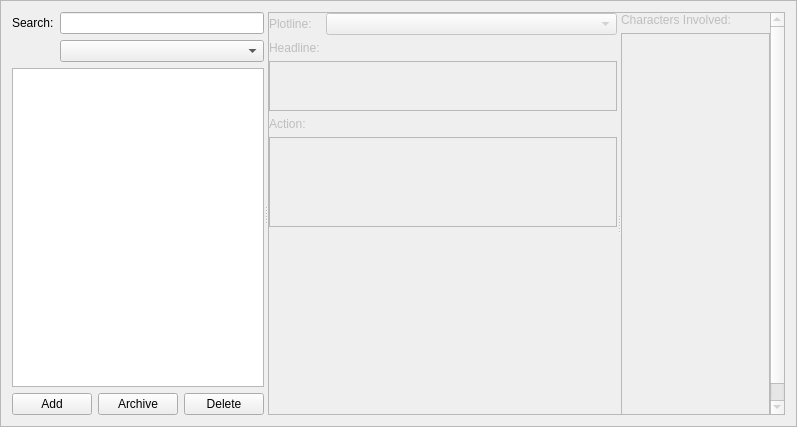
First picture: the form in src/app/sceneframe.ui, repository src-r-r/plotline, before the edit.
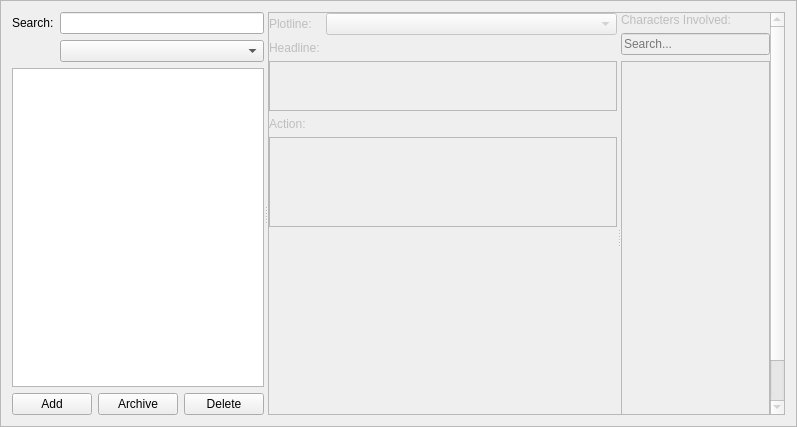
Second picture: the form after the edit.

```diff
--- a/src/app/sceneframe.ui
+++ b/src/app/sceneframe.ui
@@ -167,8 +167,8 @@
         <rect>
          <x>0</x>
          <y>0</y>
-         <width>416</width>
-         <height>423</height>
+         <width>456</width>
+         <height>454</height>
         </rect>
        </property>
        <layout class="QVBoxLayout" name="verticalLayout_3">
@@ -192,7 +192,7 @@
           <property name="orientation">
            <enum>Qt::Horizontal</enum>
           </property>
-          <widget class="QWidget" name="">
+          <widget class="QWidget" name="layoutWidget">
            <layout class="QFormLayout" name="formLayout">
             <item row="0" column="0">
              <widget class="QLabel" name="label">
@@ -258,7 +258,7 @@
             </item>
            </layout>
           </widget>
-          <widget class="QWidget" name="">
+          <widget class="QWidget" name="layoutWidget">
            <layout class="QVBoxLayout" name="verticalLayout_2">
             <item>
              <widget class="QLabel" name="label_13">
@@ -267,10 +267,20 @@
               </property>
              </widget>
             </item>
+            <item>
+             <widget class="QLineEdit" name="characterSearch">
+              <property name="placeholderText">
+               <string>Search...</string>
+              </property>
+              <property name="clearButtonEnabled">
+               <bool>true</bool>
+              </property>
+             </widget>
+            </item>
             <item>
              <widget class="QScrollArea" name="characterScroll">
               <property name="sizePolicy">
-               <sizepolicy hsizetype="Preferred" vsizetype="Preferred">
+               <sizepolicy hsizetype="Preferred" vsizetype="Expanding">
                 <horstretch>0</horstretch>
                 <verstretch>0</verstretch>
                </sizepolicy>
@@ -292,7 +302,7 @@
                 <rect>
                  <x>0</x>
                  <y>0</y>
-                 <width>131</width>
+                 <width>166</width>
                  <height>398</height>
                 </rect>
                </property>
```
Left out of the diff: 12 changed lines with no effect on the pictures.
